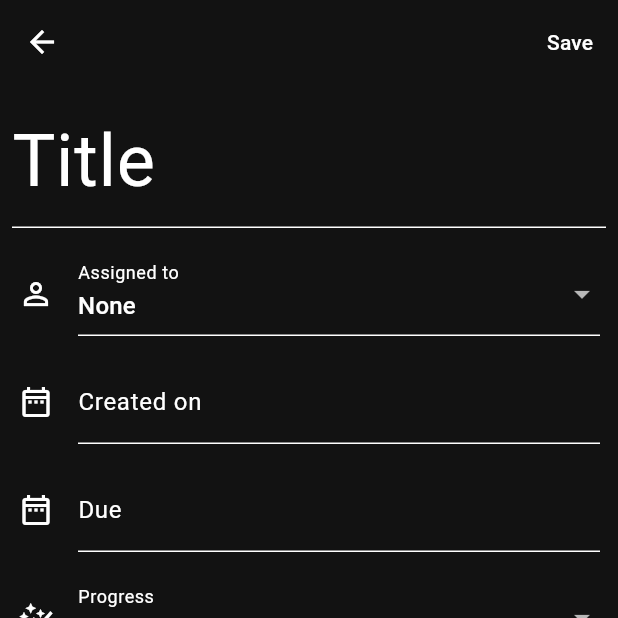
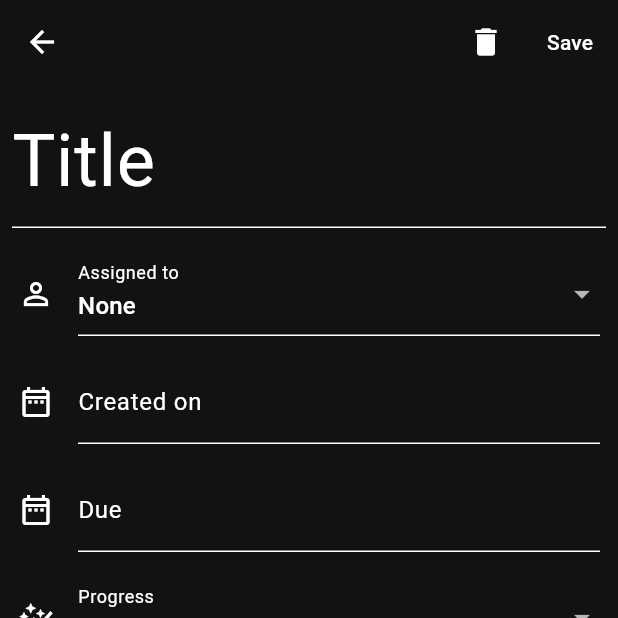
Before and after one commit to GabPSS/workday, a Flutter app: the WorkdayApp screen opened directly, after a tap on the "add task" icon, on a phone screen of 412 x 824 dp, the top half of it. Run offline on Flutter 3.47's test engine with Material 3 defaults, Android fonts, the phone set to English and light mode, and no system bars; drawn by our look-alikes of date_field; our stand-ins replace share_plus, supabase_flutter; accounts and stored records are empty; generated files the repository leaves out were written again.

Commit message:
Layout update (WIP)

```diff
--- a/lib/main.dart
+++ b/lib/main.dart
@@ -37,8 +37,10 @@ class MainApp extends StatelessWidget {
       supportedLocales: AppLocalizations.supportedLocales,
       theme: ThemeData(
         useMaterial3: true,
-        colorScheme: const ColorScheme.dark(
-            primary: Colors.teal, onPrimary: Colors.white),
+        colorScheme: ColorScheme.dark(
+          primary: Colors.teal,
+          onPrimary: Colors.white,
+        ),
       ),
       onGenerateTitle: (context) => AppLocalizations.of(context)!.appTitle,
       home: loggedIn ? const WorkdayApp() : const LoginPage(),
--- a/lib/ui/task_page.dart
+++ b/lib/ui/task_page.dart
@@ -7,8 +7,9 @@ import 'package:flutter_gen/gen_l10n/app_localizations.dart';
 
 class TaskPage extends StatefulWidget {
   final Task? task;
+  final bool widgetOnly;
 
-  const TaskPage({super.key, this.task});
+  const TaskPage({super.key, this.task, this.widgetOnly = false});
 
   @override
   State<TaskPage> createState() => _TaskPageState();
@@ -40,21 +41,8 @@ class _TaskPageState extends State<TaskPage> {
                   value: e.email,
                   child: Text(e.name),
                 ));
-    return Scaffold(
-        appBar: AppBar(
-          actions: [
-            TextButton(
-                onPressed: () {
-                  Navigator.pop(context, task);
-                },
-                child: Text(
-                  AppLocalizations.of(context)!.saveFunction,
-                  style:
-                      TextStyle(color: Theme.of(context).colorScheme.onPrimary),
-                ))
-          ],
-        ),
-        body: ListView(
+
+    ListView content = ListView(
       children: [
         Padding(
           padding: const EdgeInsets.all(8.0),
@@ -131,8 +119,8 @@ class _TaskPageState extends State<TaskPage> {
             items: taskStatusViewStatuses
                 .map((e) => DropdownMenuItem<TaskStatus>(
                     value: e,
-                        child: Text(getTaskStatusViewTitles(
-                            context)[taskStatusToInt(e)])))
+                    child: Text(
+                        getTaskStatusViewTitles(context)[taskStatusToInt(e)])))
                 .toList(),
             onChanged: (value) {
               task.status = value ?? TaskStatus.open;
@@ -155,6 +143,50 @@ class _TaskPageState extends State<TaskPage> {
           ),
         ),
       ],
-        ));
+    );
+
+    return widget.widgetOnly
+        ? content
+        : Scaffold(
+            appBar: AppBar(
+              actions: [
+                IconButton(
+                    onPressed: () async {
+                      bool? result = await showDialog<bool>(
+                        context: context,
+                        builder: (context) => AlertDialog(
+                          title: Text("Remove task?"),
+                          content: Text(
+                              "You can't recover this task once it's been deleted"),
+                          actions: [
+                            TextButton(
+                                onPressed: () => Navigator.pop(context, false),
+                                child: Text("Cancel")),
+                            TextButton(
+                                onPressed: () => Navigator.pop(context, true),
+                                child: Text("Delete"))
+                          ],
+                        ),
+                      );
+
+                      if (result == true) {
+                        if (!mounted) return;
+                        widget.task?.delete(context);
+                        Navigator.pop(context);
+                      }
+                    },
+                    icon: Icon(Icons.delete)),
+                TextButton(
+                    onPressed: () {
+                      Navigator.pop(context, task);
+                    },
+                    child: Text(
+                      AppLocalizations.of(context)!.saveFunction,
+                      style: TextStyle(
+                          color: Theme.of(context).colorScheme.onPrimary),
+                    ))
+              ],
+            ),
+            body: content);
   }
 }
--- a/lib/ui/workday_app.dart
+++ b/lib/ui/workday_app.dart
@@ -22,6 +22,17 @@ class WorkdayApp extends StatefulWidget {
 class _WorkdayAppState extends State<WorkdayApp> {
   int selectedPage = 1;
 
+  DesignLayout get currentLayout {
+    Size size = MediaQuery.of(context).size;
+    if (size.width < 600) {
+      return DesignLayout.small;
+    } else if (size.width >= 600 && size.width < 840) {
+      return DesignLayout.medium;
+    } else {
+      return DesignLayout.large;
+    }
+  }
+
   @override
   Widget build(BuildContext context) {
     return Scaffold(
@@ -39,7 +50,8 @@ class _WorkdayAppState extends State<WorkdayApp> {
           child: const Icon(Icons.add_task),
         ),
       ),
-      bottomNavigationBar: BottomNavigationBar(
+      bottomNavigationBar: currentLayout == DesignLayout.small
+          ? BottomNavigationBar(
               items: [
                 BottomNavigationBarItem(
                     icon: const Icon(Icons.list),
@@ -51,11 +63,13 @@ class _WorkdayAppState extends State<WorkdayApp> {
                         child: const Icon(Icons.today),
                       ),
                     ),
-              label: AppLocalizations.of(context)!.todayTasksNavMenuLabel),
+                    label:
+                        AppLocalizations.of(context)!.todayTasksNavMenuLabel),
               ],
               currentIndex: selectedPage,
               onTap: (value) => setState(() => selectedPage = value),
-      ),
+            )
+          : null,
       appBar: AppBar(
         title: Text(AppLocalizations.of(context)!.appTitle),
         actions: [
@@ -107,11 +121,42 @@ class _WorkdayAppState extends State<WorkdayApp> {
           )
         ],
       ),
-      body: RefreshIndicator(
+      body: Row(
+        children: [
+          if (currentLayout.index > 0)
+            NavigationRail(
+              destinations: [
+                NavigationRailDestination(
+                    icon: const Icon(Icons.list),
+                    label: Text(
+                        AppLocalizations.of(context)!.allTasksNavMenuLabel)),
+                NavigationRailDestination(
+                    icon: Consumer<AppData>(
+                      builder: (context, value, child) => Badge.count(
+                        count: value.dayInfos.length,
+                        child: const Icon(Icons.today),
+                      ),
+                    ),
+                    label: Text(
+                        AppLocalizations.of(context)!.todayTasksNavMenuLabel)),
+              ],
+              selectedIndex: selectedPage,
+              labelType: NavigationRailLabelType.all,
+              onDestinationSelected: (value) =>
+                  setState(() => selectedPage = value),
+            ),
+          Expanded(
+            child: RefreshIndicator(
                 onRefresh: () async {
-            await Provider.of<AppData>(context, listen: false).fetchData();
+                  await Provider.of<AppData>(context, listen: false)
+                      .fetchData();
                 },
                 child: getPage(selectedPage)),
+          ),
+          if (currentLayout == DesignLayout.large)
+            Expanded(child: getTaskPage())
+        ],
+      ),
     );
   }
 
@@ -124,6 +169,14 @@ class _WorkdayAppState extends State<WorkdayApp> {
             builder: (context, appData, child) => TaskListView(
                   tasks: appData.tasks,
                   appData: appData,
+                  onTaskTapped: currentLayout == DesignLayout.large
+                      ? (task) {
+                          setState(() {
+                            selectedTask = task == selectedTask ? null : task;
+                            toggleTaskSelection(task);
+                          });
+                        }
+                      : null,
                 ));
       case 1:
         return Consumer<AppData>(
@@ -133,4 +186,31 @@ class _WorkdayAppState extends State<WorkdayApp> {
         throw UnimplementedError();
     }
   }
+
+  void toggleTaskSelection(Task task) {
+    if (selectedTasks.contains(task)) {
+      selectedTasks.remove(task);
+    } else {
+      selectedTasks.add(task);
     }
+  }
+
+  List<Task> selectedTasks = List.empty(growable: true);
+  Task? selectedTask;
+
+  Widget getTaskPage() {
+    if (selectedTask == null) {
+      return const Center(
+        child: Text("Select a task from the left"),
+      );
+    }
+
+    return TaskPage(
+      //TODO: setState doesn't update the page's fields, plus saving doesn't work
+      task: selectedTask,
+      widgetOnly: true,
+    );
+  }
+}
+
+enum DesignLayout { small, medium, large }
```
Also changed, not shown: lib/model/task/task.dart (+11 -3 lines), lib/model/task/task_list_view.dart (+15 -1 lines), lib/model/task/task_tile.dart (+15 -8 lines). Lines whose indentation alone changed are shown as unchanged.
